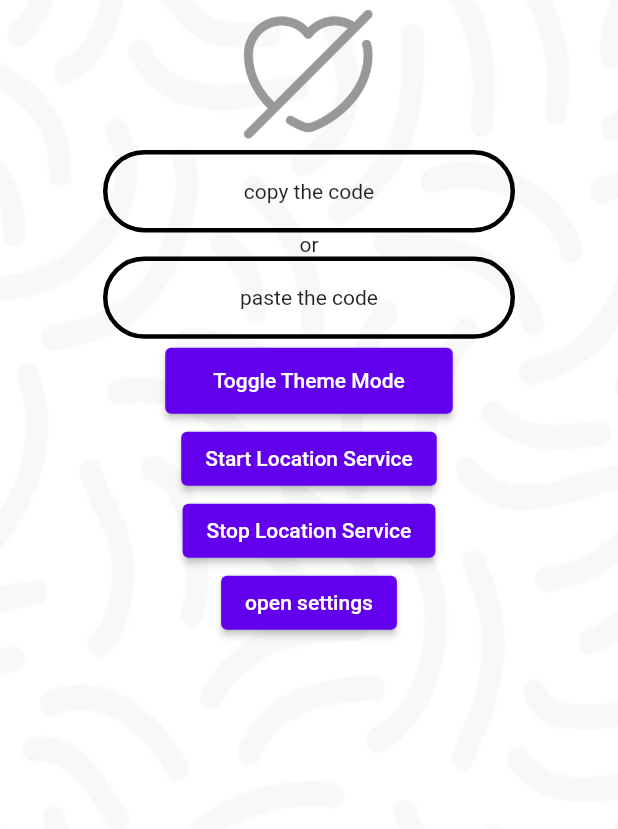
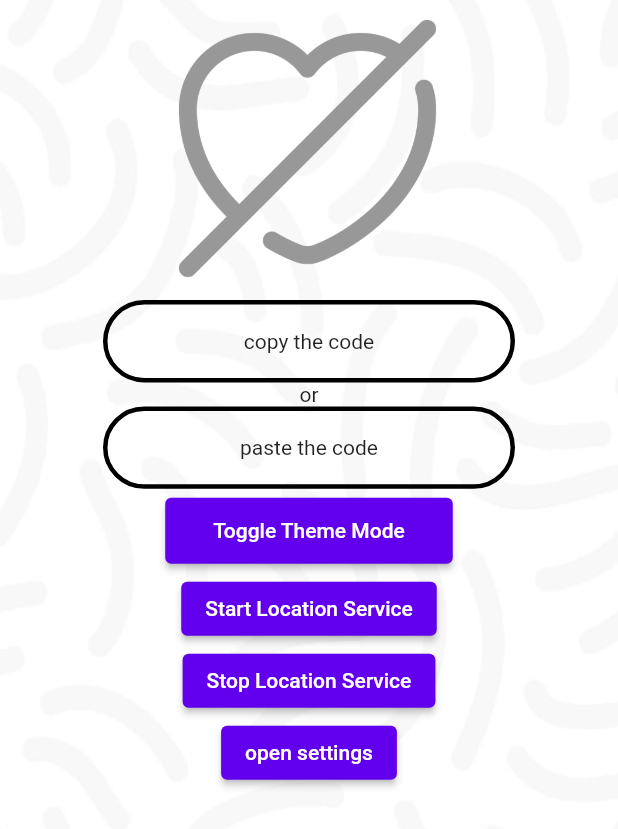
Before and after one commit to lolmaxlevel/compass_app, a Flutter app: the screen it shows after launch, on a phone screen of 412 x 824 dp. Shown: the top 829 px of the screen. Run offline on Flutter 3.47's test engine with Material 2 defaults, Android fonts, the phone set to English and light mode, and no system bars; our stand-ins replace adaptive_theme, pin_code_fields, shared_preferences; missing offline and left inert: background_location, mutex.

Commit message:
fixed heart themes

```diff
--- a/lib/pages/main_screen.dart
+++ b/lib/pages/main_screen.dart
@@ -25,13 +25,12 @@ class MainScreen extends StatefulWidget {
 
 class _MainScreenState extends State<MainScreen> {
   final lock = Mutex();
-  bool flag = true;
+  bool heart_clicked = true;
   dynamic ws;
   String host = "";
   String id = "";
   final Future<SharedPreferences> _prefs = SharedPreferences.getInstance();
-  late Widget heartImage = Image.asset('assets/heart/heart-crossed.png',
-    width: 100, height: 100, color: Theme.of(context).primaryColor,);
+  late AssetImage heartImage = AssetImage('assets/heart/heart-crossed.png');
   @override
   void initState() {
     _prefs.then((SharedPreferences prefs) {
@@ -71,9 +70,11 @@ class _MainScreenState extends State<MainScreen> {
                         },
                         child: AnimatedSwitcher(
                           duration: const Duration(seconds: 1),
-                          child: heartImage,
+                          child: Image(image: heartImage,
+                            width: 200, height: 200, color: Theme.of(context).primaryColor,),
                       ),
                       ),
+
                       const BaseButton(data: 'copy the code', child: CopyCode()),
                       const Text('or'),
                      const BaseButton(data: "paste the code", child: PasteCode()),
@@ -115,9 +116,8 @@ class _MainScreenState extends State<MainScreen> {
 
   void changeHeart(){
     setState(() {
-      flag = !flag;
-      heartImage = Image.asset(flag?'assets/heart/heart.png':'assets/heart/heart-crossed.png',
-        width: 100, height: 100, color: Theme.of(context).primaryColor,);
+      heart_clicked = !heart_clicked;
+      heartImage = AssetImage(heart_clicked?'assets/heart/heart.png':'assets/heart/heart-crossed.png');
     });
   }
 
```
